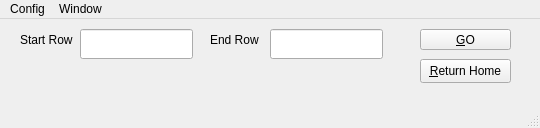
Before: the Qt Designer form articulator.ui in at91322/dteassistant, drawn with Qt 5.
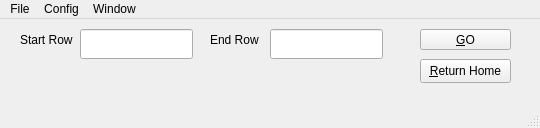
After: the same form once the commit is applied.

The edit to the form file:
```diff
--- a/articulator.ui
+++ b/articulator.ui
@@ -124,6 +124,13 @@
     </property>
     <addaction name="actionAlways_On_Top"/>
    </widget>
+   <widget class="QMenu" name="menuFile">
+    <property name="title">
+     <string>File</string>
+    </property>
+    <addaction name="actionDataImport"/>
+   </widget>
+   <addaction name="menuFile"/>
    <addaction name="menuConfig"/>
    <addaction name="menuWindow"/>
   </widget>
```
Left out of the diff: 5 changed lines with no effect on the pictures.
